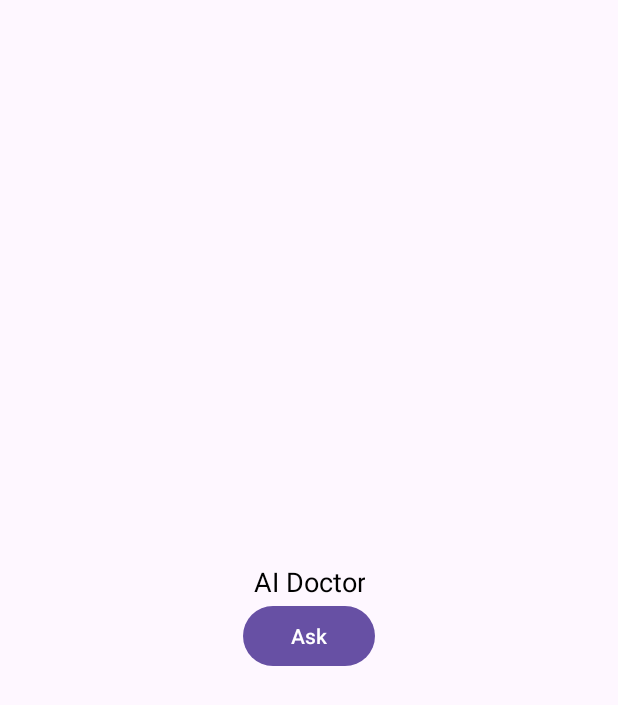
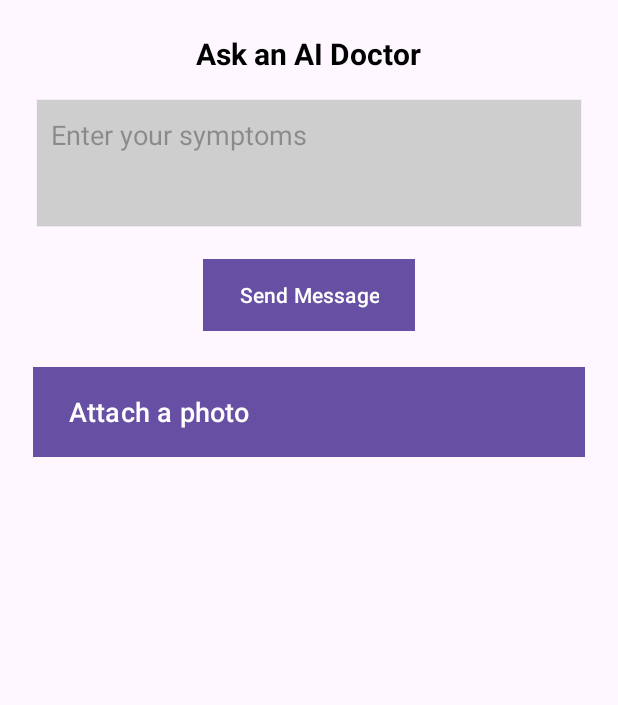
Before and after one commit to Matthew1219MT/ElderCare, an Android app: the VM_AIDoctor screen opened directly, with no data from a screen before it, on a phone screen of 412 x 824 dp. Shown: the top 705 px of the screen. Run offline under Robolectric (Android 15) with nearby library versions, the phone set to English and light mode, and no system bars; our stand-ins replace Volley; 3 statements that could not run were skipped.

Commit message:
AI Doctor Message Page Skeleton

```diff
--- a/app/src/main/res/layout/activity_ai_doctor.xml
+++ b/app/src/main/res/layout/activity_ai_doctor.xml
@@ -3,23 +3,65 @@
     android:layout_width="match_parent"
     android:layout_height="match_parent"
     android:orientation="vertical"
-    android:gravity="center"
-    >
+    android:padding="22dp"
+    android:gravity="center_horizontal">
 
     <TextView
-        android:id="@+id/data"
+        android:id="@+id/title"
         android:layout_width="wrap_content"
         android:layout_height="wrap_content"
-        android:text="AI Doctor"
+        android:text="Ask an AI Doctor"
         android:textAlignment="center"
         android:textColor="#000000"
-        android:textSize="18sp" />
+        android:textSize="20sp"
+        android:textStyle="bold"
+        android:layout_marginBottom="16dp"/>
+
+    <EditText
+        android:id="@+id/symptoms_input"
+        android:layout_width="match_parent"
+        android:layout_height="wrap_content"
+        android:background="@android:drawable/edit_text"
+        android:hint="Enter your symptoms"
+        android:inputType="textMultiLine"
+        android:minLines="3"
+        android:gravity="top|start"
+        android:padding="12dp"
+        android:layout_marginBottom="16dp"
+        android:backgroundTint="#CCCCCC"
+        android:backgroundTintMode="src_in"
+        android:scrollbars="vertical"/>
 
     <Button
-        android:id="@+id/ai_doctor_btn"
+        android:id="@+id/send_message_btn"
         android:layout_width="wrap_content"
         android:layout_height="wrap_content"
-        android:text="Ask" />
+        android:text="Send Message"
+        android:textColor="#FFFFFF"
+        android:background="#BF5F56"
+        android:layout_gravity="center_horizontal"
+        android:paddingLeft="24dp"
+        android:paddingRight="24dp"
+        android:layout_marginBottom="16dp"/>
 
+    <Button
+        android:id="@+id/attach_photo_btn"
+        android:layout_width="match_parent"
+        android:layout_height="60dp"
+        android:text="Attach a photo"
+        android:textColor="#FFFFFF"
+        android:background="#BF5F56"
+        android:drawableStart="@android:drawable/ic_menu_camera"
+        android:drawablePadding="10dp"
+        android:textSize="18sp"
+        android:layout_gravity="center_horizontal"
+        android:paddingLeft="24dp"
+        android:paddingRight="24dp"
+        android:backgroundTint="#FF0000"
+        android:backgroundTintMode="src_in"
+        android:layout_marginTop="8dp"
+        android:layout_marginBottom="8dp"
+        android:gravity="center_vertical"
+        android:clipToPadding="false"  />
 
 </LinearLayout>
```
